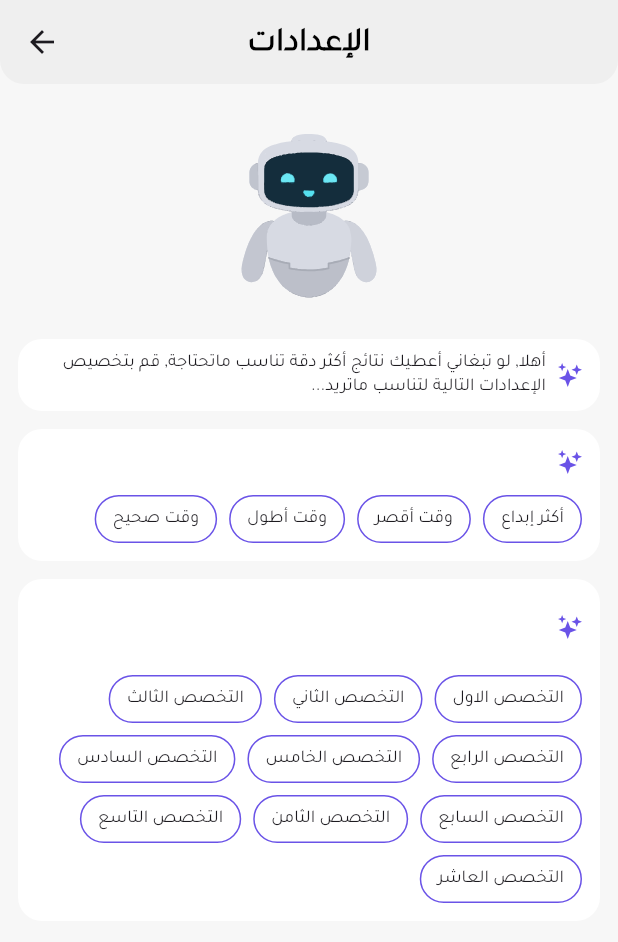
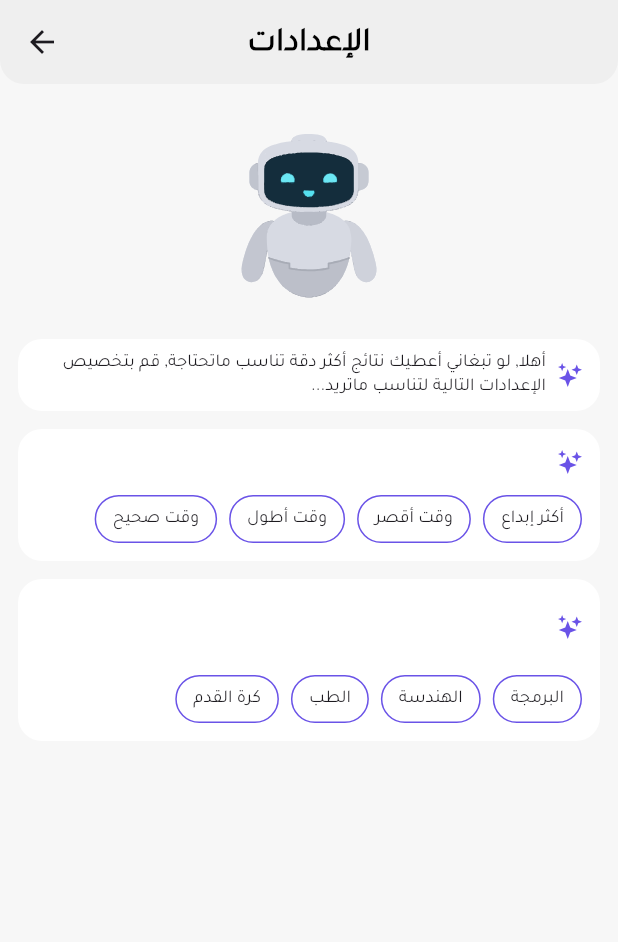
Before and after one commit to Abdullah-Saeed-1100/Fahimak_AI, a Flutter app: the SettingsView screen opened directly, on a phone screen of 412 x 824 dp. Shown: the top 942 px of the screen. Run offline on Flutter 3.47's test engine with Material 3 defaults, Android fonts, the phone set to English and light mode, and no system bars; our stand-ins replace dartz, equatable, flutter_bloc, flutter_svg, google_generative_ai, lottie and 2 more; accounts and stored records are empty.

Commit message:
Add system instructions and majors names enum handling to use

```diff
--- a/lib/core/helper_functions/get_majors_names.dart
+++ b/lib/core/helper_functions/get_majors_names.dart
@@ -1,12 +1,28 @@
-List<String> getMajorsNames() => [
-  "التخصص الاول",
-  "التخصص الثاني",
-  "التخصص الثالث",
-  "التخصص الرابع",
-  "التخصص الخامس",
-  "التخصص السادس",
-  "التخصص السابع",
-  "التخصص الثامن",
-  "التخصص التاسع",
-  "التخصص العاشر",
+import '../utils/system_instructions_for_chat_costmize.dart';
+
+enum MajorsNames { programming, engineering, medical, football }
+
+const List<String> majorsNamesArabic = [
+  "البرمجة",
+  "الهندسة",
+  "الطب",
+  "كرة القدم",
 ];
+
+extension MajorsNamesExt on MajorsNames {
+  // get major name by arabic name
+  String get nameArabic => majorsNamesArabic[index];
+
+  String get systemInstructionsForChatCostmize {
+    switch (this) {
+      case MajorsNames.programming:
+        return SystemInstructionsForChatCostmize.programmingMajor;
+      case MajorsNames.engineering:
+        return SystemInstructionsForChatCostmize.engineeringMajor;
+      case MajorsNames.medical:
+        return SystemInstructionsForChatCostmize.medicalMajor;
+      case MajorsNames.football:
+        return SystemInstructionsForChatCostmize.footballMajor;
+    }
+  }
+}
--- a/lib/features/settings/presentation/widgets/customize_majors_names_settings_widget_sat_state.dart
+++ b/lib/features/settings/presentation/widgets/customize_majors_names_settings_widget_sat_state.dart
@@ -20,18 +20,21 @@ class _CustomizeMajorsNamesSettingsWidgetSatStateState
     return CustomizeSettingsWidget(
       title: "يمكنني أن أقترح عليك بعض التخصصات التي يمكنك أن تسألني عنها...",
       children: List.generate(
-        getMajorsNames().length,
+        MajorsNames.values.length,
         (index) => ChipWidget(
-          name: getMajorsNames()[index],
+          name: MajorsNames.values[index].nameArabic,
           isSelected:
               CacheHelper.getString(CacheKeys.majorName) ==
-              getMajorsNames()[index],
+              MajorsNames.values[index].name,
           onTap: () async {
             await CacheHelper.saveString(
               CacheKeys.majorName,
-              getMajorsNames()[index],
+              MajorsNames.values[index].name,
             );
             setState(() {});
+            debugPrint(
+              "======= majorName key => ${CacheHelper.getString(CacheKeys.majorName)}",
+            );
           },
         ),
       ),
```
Also changed, not shown: 1 other file.
